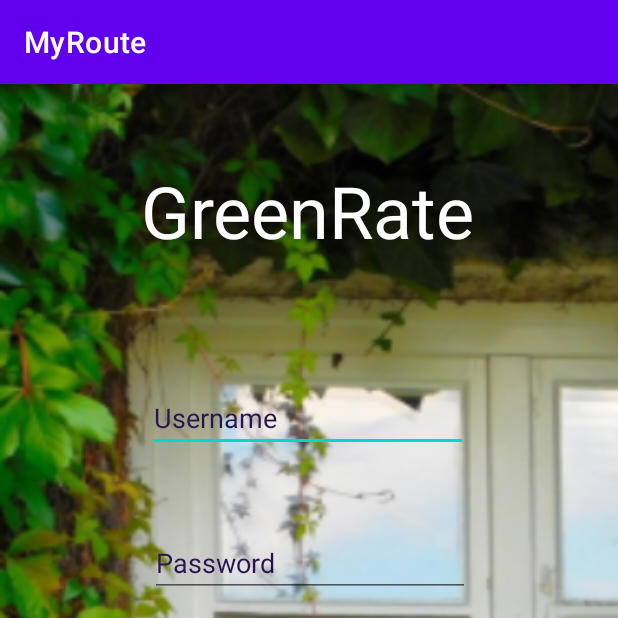
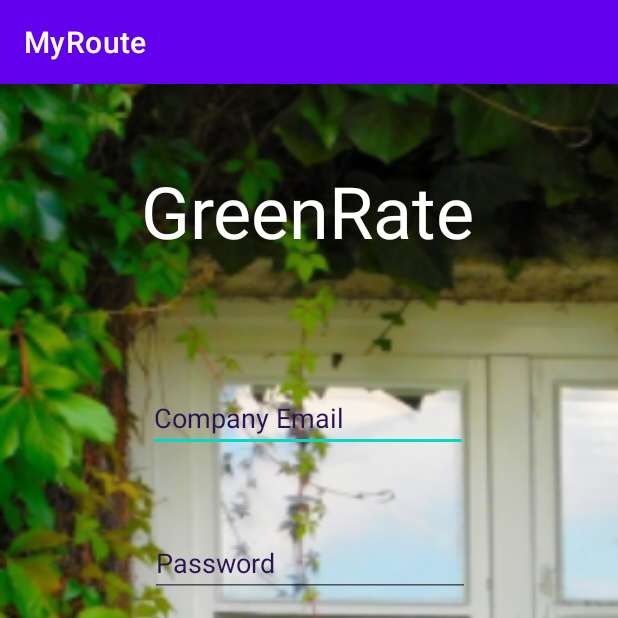
Before and after one commit to Cabba4/HeroToZeroHackathon, an Android app: the screen it shows after launch (loginPage), on a phone screen of 412 x 824 dp, the top half of it. Run offline under Robolectric (Android 15) with nearby library versions, the light colour scheme and no system bars.

Commit message:
login page continues

```diff
--- a/RouteSuggester/app/src/main/java/com/example/myroute/loginPage.java
+++ b/RouteSuggester/app/src/main/java/com/example/myroute/loginPage.java
@@ -19,6 +19,7 @@ public class loginPage extends AppCompatActivity {
         EditText username = (EditText)findViewById(R.id.editTextTextPersonName);
         EditText password = (EditText)findViewById(R.id.editTextTextPassword);
 
+
     }
 
     public void openRegister(View view) {
--- a/RouteSuggester/app/src/main/res/layout/activity_login_page.xml
+++ b/RouteSuggester/app/src/main/res/layout/activity_login_page.xml
@@ -15,7 +15,7 @@
         android:layout_marginTop="200dp"
         android:layout_marginEnd="101dp"
         android:ems="10"
-        android:hint="Username"
+        android:hint="Company Email"
         android:inputType="textPersonName"
         android:textColorHint="#291351"
         app:layout_constraintEnd_toEndOf="parent"
```
